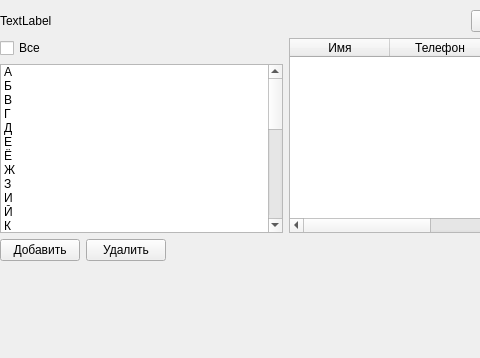
Old version of the form project/ui/ui_main_window.ui in the repository maximss635/qt-phone-book; both pictures show x 0 to 480 and y 0 to 358 of the 731 by 358 pixel window.
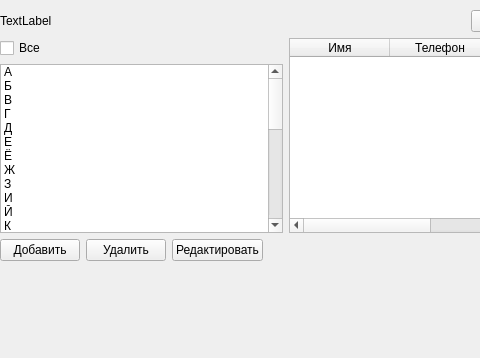
New version of the form.

What changed in the file:
```diff
--- a/project/ui/ui_main_window.ui
+++ b/project/ui/ui_main_window.ui
@@ -265,6 +265,13 @@
            </property>
           </widget>
          </item>
+         <item>
+          <widget class="QPushButton" name="button_update">
+           <property name="text">
+            <string>Редактировать</string>
+           </property>
+          </widget>
+         </item>
          <item>
           <spacer name="horizontalSpacer">
            <property name="orientation">
```
